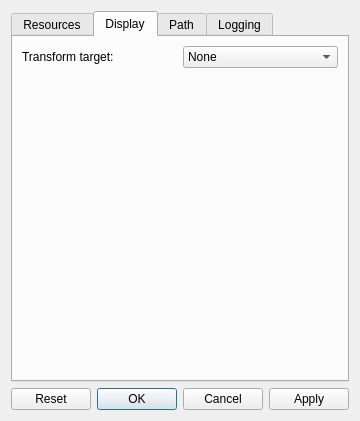
Qt form ui/preferences.ui (ploki/darkflow) before a commit.
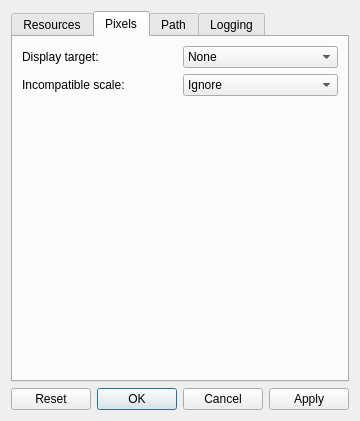
The same form after that commit. The open tabs and pages were chosen to show the change.

The edit to the form file:
```diff
--- a/ui/preferences.ui
+++ b/ui/preferences.ui
@@ -292,13 +292,13 @@
      </widget>
      <widget class="QWidget" name="tab">
       <attribute name="title">
-       <string>Display</string>
+       <string>Pixels</string>
       </attribute>
       <layout class="QGridLayout" name="gridLayout">
        <item row="0" column="0">
         <widget class="QLabel" name="labelTransformTarget">
          <property name="text">
-          <string>Transform target:</string>
+          <string>Display target:</string>
          </property>
         </widget>
        </item>
@@ -326,7 +326,7 @@
          </item>
         </widget>
        </item>
-       <item row="1" column="0">
+       <item row="2" column="0">
         <spacer name="verticalSpacer_4">
          <property name="orientation">
           <enum>Qt::Vertical</enum>
@@ -339,6 +339,32 @@
          </property>
         </spacer>
        </item>
+       <item row="1" column="0">
+        <widget class="QLabel" name="labelIncompatibleScale">
+         <property name="text">
+          <string>Incompatible scale:</string>
+         </property>
+        </widget>
+       </item>
+       <item row="1" column="1">
+        <widget class="QComboBox" name="comboIncompatibleScale">
+         <item>
+          <property name="text">
+           <string>Ignore</string>
+          </property>
+         </item>
+         <item>
+          <property name="text">
+           <string>Warning</string>
+          </property>
+         </item>
+         <item>
+          <property name="text">
+           <string>Error</string>
+          </property>
+         </item>
+        </widget>
+       </item>
       </layout>
      </widget>
      <widget class="QWidget" name="tab_path">
```
